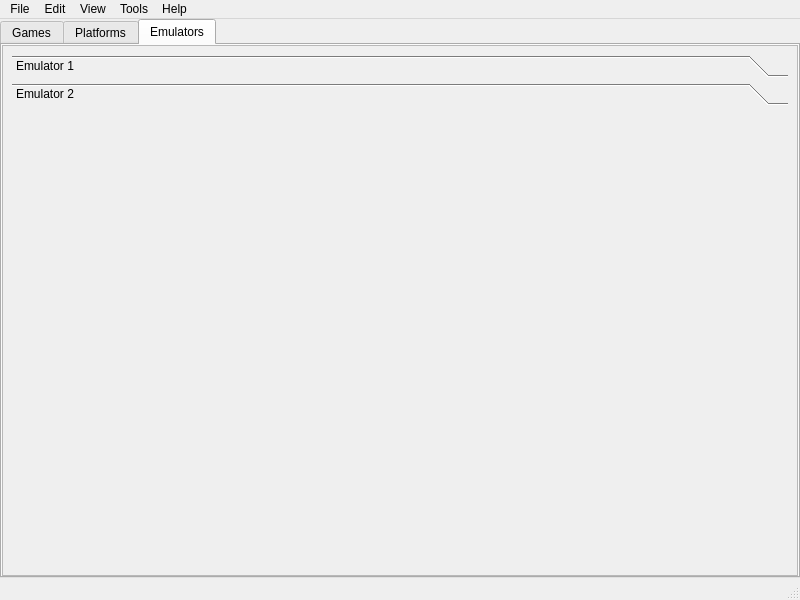
Before: the Qt Designer form manager/ui/mainwindow.ui in lazyfox-studio/retrofox, drawn with Qt 5.
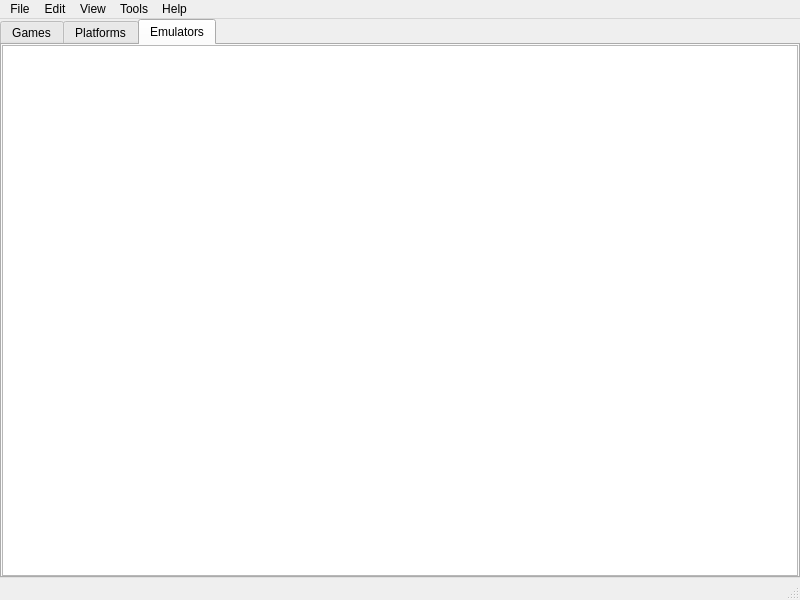
After: the same form once the commit is applied. The open tabs and pages were chosen to show the change.

Commit message: emulators table model

The edit to the form file:
```diff
--- a/manager/ui/mainwindow.ui
+++ b/manager/ui/mainwindow.ui
@@ -106,56 +106,7 @@
          <number>0</number>
         </property>
         <item>
-         <widget class="QScrollArea" name="scrollArea_3">
-          <property name="widgetResizable">
-           <bool>true</bool>
-          </property>
-          <widget class="QWidget" name="scrollAreaWidgetContents_4">
-           <property name="geometry">
-            <rect>
-             <x>0</x>
-             <y>0</y>
-             <width>792</width>
-             <height>531</height>
-            </rect>
-           </property>
-           <layout class="QVBoxLayout" name="verticalLayout_3">
-            <item>
-             <widget class="QToolBox" name="toolBox_3">
-              <property name="currentIndex">
-               <number>1</number>
-              </property>
-              <widget class="QWidget" name="page_9">
-               <property name="geometry">
-                <rect>
-                 <x>0</x>
-                 <y>0</y>
-                 <width>98</width>
-                 <height>28</height>
-                </rect>
-               </property>
-               <attribute name="label">
-                <string>Emulator 1</string>
-               </attribute>
-              </widget>
-              <widget class="QWidget" name="page_10">
-               <property name="geometry">
-                <rect>
-                 <x>0</x>
-                 <y>0</y>
-                 <width>774</width>
-                 <height>459</height>
-                </rect>
-               </property>
-               <attribute name="label">
-                <string>Emulator 2</string>
-               </attribute>
-              </widget>
-             </widget>
-            </item>
-           </layout>
-          </widget>
-         </widget>
+         <widget class="QTableView" name="table_emulators"/>
         </item>
        </layout>
       </widget>
```
Left out of the diff: 4 changed lines with no effect on the pictures. The commit also changes 6 other files.
